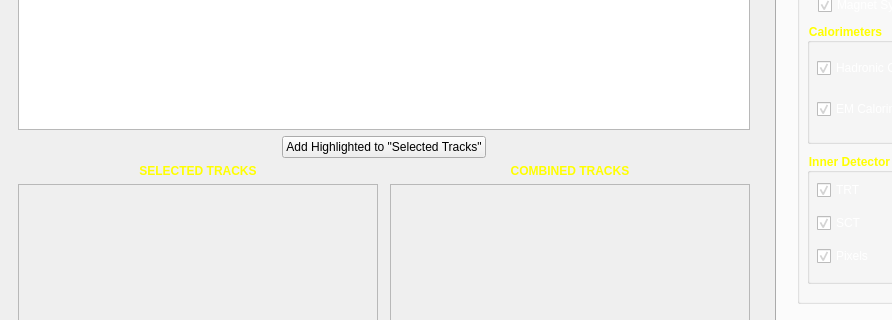
dualword/amelia, file ui/geometry.ui: the form before one commit; both pictures show x 0 to 892 and y 161 to 481 of the 1024 by 730 pixel window.
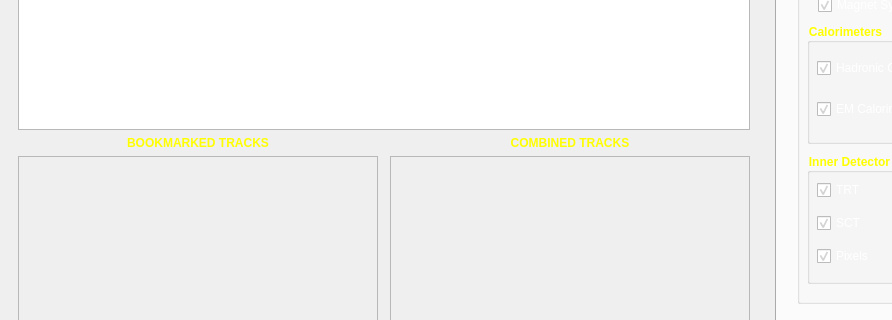
The form after the commit. The open tabs and pages were chosen to show the change. Icons and pictures are not drawn. Custom widgets are drawn as their Qt base class.

Commit message: Some small cosmetic changes: - Replaced the background for the menu (temporarily. The previous, test image was a screnshot from a game and we don't want copyright problems) - The menu item descriptions are now bigger, better visible - In geometry.ui replaced the references to "Add to List" by "Bookmark"

What changed in the file:
```diff
--- a/ui/geometry.ui
+++ b/ui/geometry.ui
@@ -123,14 +123,6 @@
    <bool>false</bool>
   </property>
   <widget class="ALayerGUI" name="ALayerGUI" >
-   <property name="geometry" >
-    <rect>
-     <x>0</x>
-     <y>71</y>
-     <width>1024</width>
-     <height>659</height>
-    </rect>
-   </property>
    <layout class="QHBoxLayout" name="horizontalLayout_2" >
     <item>
      <layout class="QVBoxLayout" name="verticalLayout" >
@@ -201,14 +193,6 @@
          </layout>
         </widget>
         <widget class="QWidget" name="page_4" >
-         <property name="geometry" >
-          <rect>
-           <x>0</x>
-           <y>0</y>
-           <width>100</width>
-           <height>30</height>
-          </rect>
-         </property>
          <layout class="QVBoxLayout" name="verticalLayout_5" >
           <item>
            <widget class="QLabel" name="label_3" >
@@ -255,21 +239,7 @@
            </widget>
           </item>
           <item>
-           <layout class="QHBoxLayout" name="horizontalLayout_6" >
-            <item>
-             <widget class="QPushButton" name="addInterestingToSelectedButton" >
-              <property name="sizePolicy" >
-               <sizepolicy vsizetype="Fixed" hsizetype="Fixed" >
-                <horstretch>0</horstretch>
-                <verstretch>0</verstretch>
-               </sizepolicy>
-              </property>
-              <property name="text" >
-               <string>Add Highlighted to "Selected Tracks"</string>
-              </property>
-             </widget>
-            </item>
-           </layout>
+           <layout class="QHBoxLayout" name="horizontalLayout_6" />
           </item>
           <item>
            <layout class="QHBoxLayout" name="horizontalLayout_5" >
@@ -297,7 +267,7 @@
                <string notr="true" >color: rgb(255, 255, 0);</string>
               </property>
               <property name="text" >
-               <string>SELECTED TRACKS</string>
+               <string>BOOKMARKED TRACKS</string>
               </property>
               <property name="alignment" >
                <set>Qt::AlignCenter</set>
```
Left out of the diff: 40 changed lines with no effect on the pictures. The commit also changes 4 other files.
